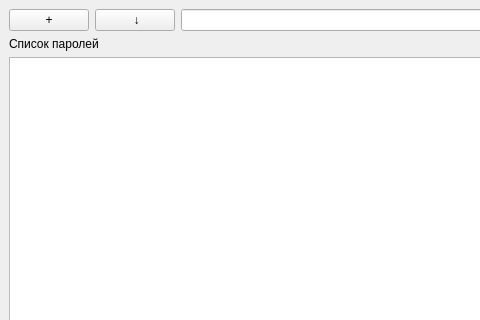
Old version of the form ui/main_window.ui in the repository Cheef44/Manager-Passwords; both pictures show x 0 to 480 and y 0 to 320 of the 800 by 705 pixel window.
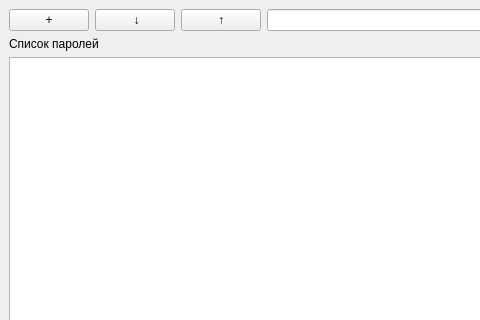
New version of the form.

Commit message: feature(ui): реализация интерфейса диалогового окна экспорта и кнопки экспорта в главном окне

Patch:
```diff
--- a/ui/main_window.ui
+++ b/ui/main_window.ui
@@ -31,6 +31,13 @@
         </property>
        </widget>
       </item>
+      <item>
+       <widget class="QPushButton" name="csv_export">
+        <property name="text">
+         <string>↑</string>
+        </property>
+       </widget>
+      </item>
       <item>
        <widget class="QLineEdit" name="search"/>
       </item>
```
The commit also changes 1 other file.
